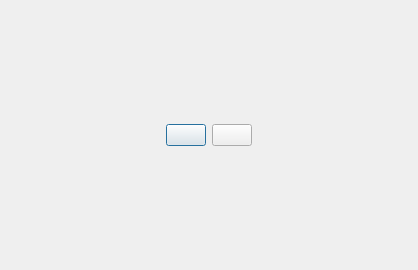
Above: ui/startscreen.ui from hanikesn/octopus before the change. Below: the same form after it.
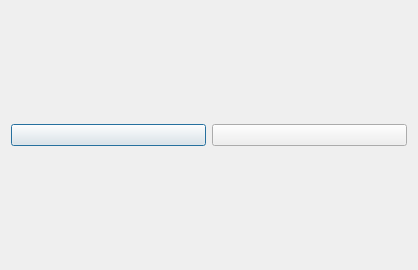
That is the form after the change. Icons and pictures are not drawn.

Diff of the .ui file:
```diff
--- a/ui/startscreen.ui
+++ b/ui/startscreen.ui
@@ -34,21 +34,8 @@
   <property name="modal">
    <bool>true</bool>
   </property>
-  <layout class="QHBoxLayout" name="horizontalLayout_2">
-   <item>
-    <spacer name="horizontalSpacer_2">
-     <property name="orientation">
-      <enum>Qt::Horizontal</enum>
-     </property>
-     <property name="sizeHint" stdset="0">
-      <size>
-       <width>40</width>
-       <height>20</height>
-      </size>
-     </property>
-    </spacer>
-   </item>
-   <item>
+  <layout class="QGridLayout" name="gridLayout">
+   <item row="0" column="0">
     <layout class="QHBoxLayout" name="horizontalLayout">
      <item>
       <widget class="QPushButton" name="newButton">
@@ -88,19 +75,6 @@
      </item>
     </layout>
    </item>
-   <item>
-    <spacer name="horizontalSpacer">
-     <property name="orientation">
-      <enum>Qt::Horizontal</enum>
-     </property>
-     <property name="sizeHint" stdset="0">
-      <size>
-       <width>40</width>
-       <height>20</height>
-      </size>
-     </property>
-    </spacer>
-   </item>
   </layout>
  </widget>
  <resources/>
```
